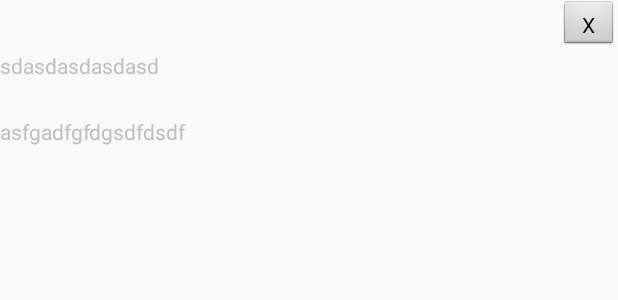
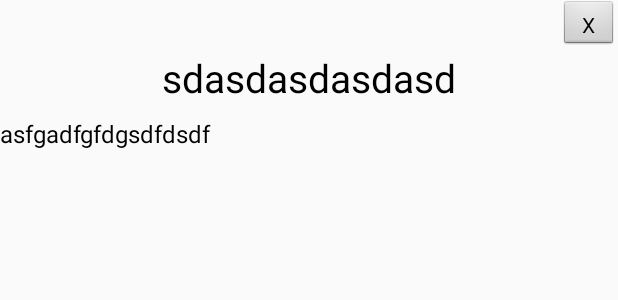
Before and after one commit to tiagoogk/Sinapses, an Android app: the layout activity_content.xml on its own in the app's theme, with its tools: preview values and no code run, on a phone screen of 412 x 824 dp. Shown: the top 300 px of the screen. Run offline under Robolectric (Android 15) with nearby library versions, the phone set to English and light mode, and no system bars.

Commit message:
commit do activity content

```diff
--- a/app/src/main/java/com/example/sinapses/CardAdapter.java
+++ b/app/src/main/java/com/example/sinapses/CardAdapter.java
@@ -85,11 +85,6 @@ public class CardAdapter extends RecyclerView.Adapter<CardAdapter.MyViewHolder>{
         imageCardHolder.setImageResource(dataSet.get(listPosition).getImage());
         abstractTextHolder.setText(dataSet.get(listPosition).getAbstractText());
 
-//        TextView titleMoreHolder = holder.titleMoreText;
-//        TextView moreContentHolder = holder.moreContent;
-
-//        titleMoreHolder.setText(dataSet.get(listPosition).getTitle());
-//        moreContentHolder.setText(dataSet.get(listPosition).getId_());
     }
 
     @Override
--- a/app/src/main/java/com/example/sinapses/CardData.java
+++ b/app/src/main/java/com/example/sinapses/CardData.java
@@ -2,9 +2,10 @@ package com.example.sinapses;
 
 public class CardData {
 
-    static String[] titleArray = {"Exemplo", "Exemplo2"};
+    static String[] titleArray = {"Exemplo 1", "Exemplo 2", "Exemplo 3", "Exemplo 4", "Exemplo 5"};
     static Integer[] drawablesArray = {R.drawable.cytoskeleton, R.drawable.cytoskeleton};
     static Integer[] abstractArray = {R.string.appAboutText, R.string.appAboutText};
     static String[] id_ = {"oashdoiasjdoajdoasijd asdjoapidjasjdoiasdasd", "asudhaiduhaisdhiasd adhiadhuiasduad audausduasd"};
+    static String[] content = {"Lorem ipsum dolor sit amet, consectetur adipiscing elit, sed do eiusmod tempor incididunt ut labore et dolore magna aliqua. Ut enim ad minim veniam, quis nostrud exercitation ullamco labor", "si ut aliquip ex ea commodo consequat. Duis aute irure dolor in reprehenderit in voluptate velit esse cillum dolore eu fugiat nulla pariatur. Excepteur sint occaecat cupidatat non proident, sunt in culpa qui officia deserun"};
 
 }
--- a/app/src/main/res/layout/activity_content.xml
+++ b/app/src/main/res/layout/activity_content.xml
@@ -19,12 +19,19 @@
         android:layout_width="match_parent"
         android:layout_height="44dp"
         android:layout_gravity="center"
-        android:text="sdasdasdasdasd"/>
+        android:text="sdasdasdasdasd"
+        android:textSize="26sp"
+        android:textColor="@color/textPrimary"
+        android:textAlignment="center"/>
 
     <TextView
         android:id="@+id/textViewMore"
         android:layout_width="match_parent"
         android:layout_height="match_parent"
         android:layout_gravity="center"
-        android:text="asfgadfgfdgsdfdsdf"/>
+        android:text="asfgadfgfdgsdfdsdf"
+        android:textIsSelectable="false"
+        android:textSize="16sp"
+        android:textColor="@color/textPrimary"
+        android:justificationMode="inter_word"/>
 </LinearLayout>
```
Also changed, not shown: app/src/main/java/com/example/sinapses/CardModel.java (+6 -2 lines), app/src/main/java/com/example/sinapses/ContentActivity.java (+12 -2 lines), app/src/main/java/com/example/sinapses/MainActivity.java (+12 -2 lines).
